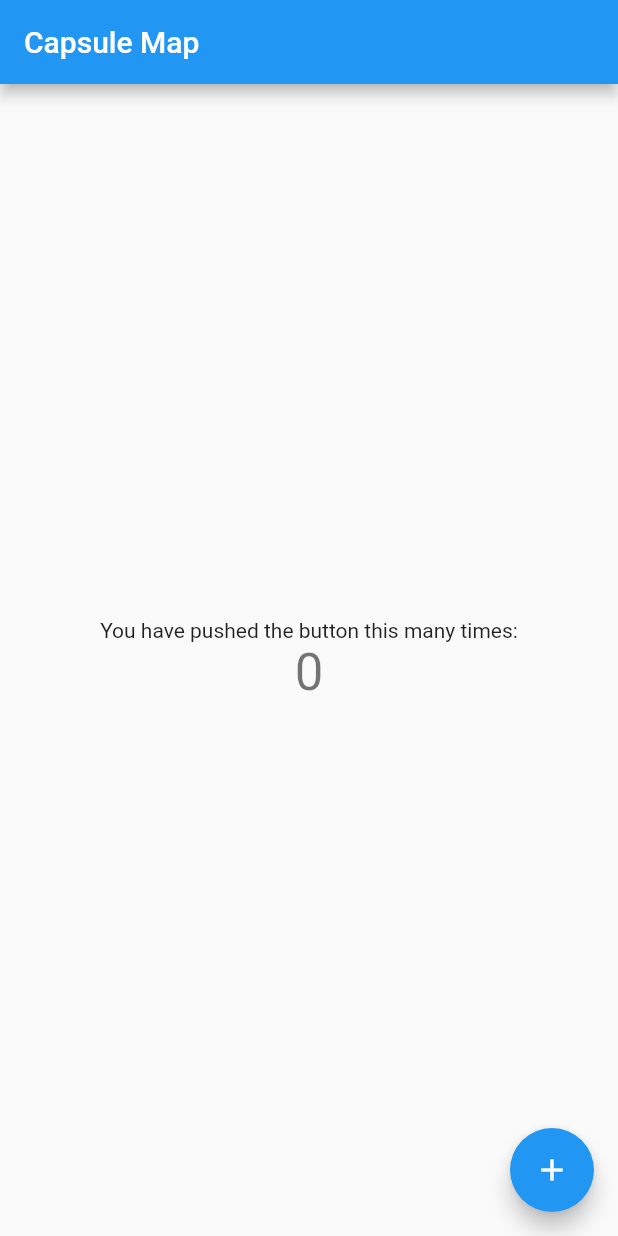
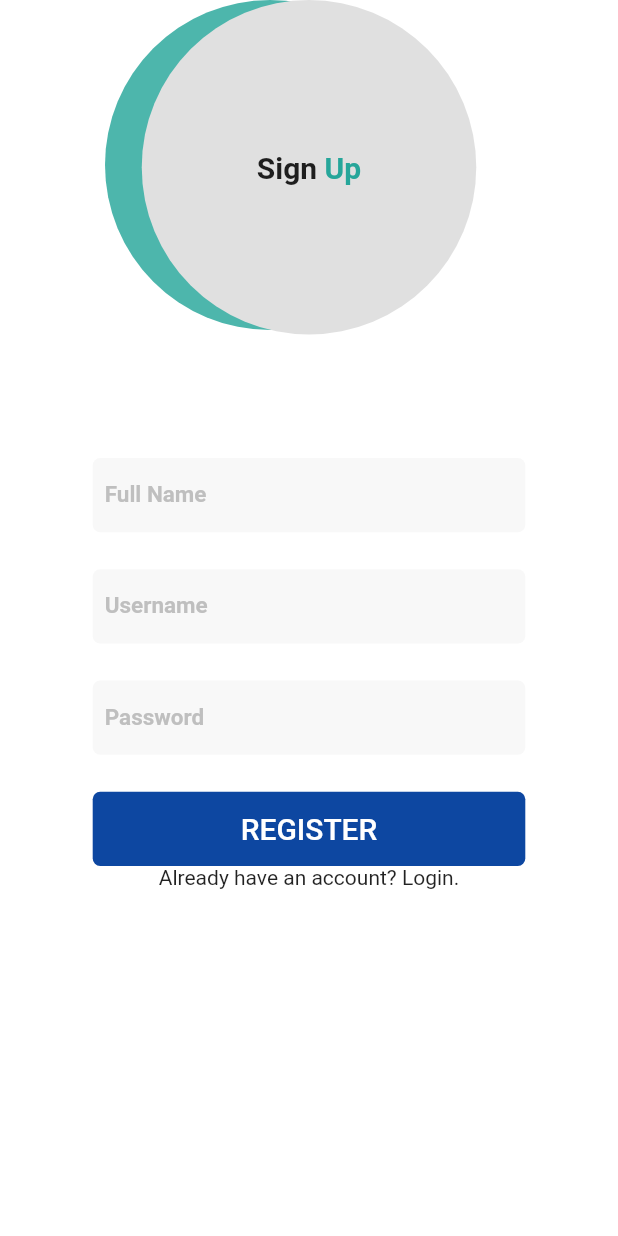
Before and after one commit to YuanSamuel/capsule_map, a Flutter app: the screen it shows after launch, on a phone screen of 412 x 824 dp. Run offline on Flutter 3.47's test engine with Material 2 defaults, Android fonts, the phone set to English and light mode, and no system bars.

Commit message:
unfinished signup_screen.dart

```diff
--- a/lib/main.dart
+++ b/lib/main.dart
@@ -1,3 +1,4 @@
+import 'package:capsule_map/screens/signup_screen.dart';
 import 'package:flutter/material.dart';
 
 void main() {
@@ -8,56 +9,8 @@ class MyApp extends StatelessWidget {
   @override
   Widget build(BuildContext context) {
     return MaterialApp(
-      title: 'Flutter Demo',
-      theme: ThemeData(
-        primarySwatch: Colors.blue,
-      ),
-      home: MyHomePage(),
+      debugShowCheckedModeBanner: false,
+      home: SignUpScreen(),
     );
   }
 }
-
-class MyHomePage extends StatefulWidget {
-  MyHomePage({Key? key}) : super(key: key);
-
-  @override
-  _MyHomePageState createState() => _MyHomePageState();
-}
-
-class _MyHomePageState extends State<MyHomePage> {
-  int _counter = 0;
-
-  void _incrementCounter() {
-    setState(() {
-      _counter++;
-    });
-  }
-
-  @override
-  Widget build(BuildContext context) {
-    return Scaffold(
-      appBar: AppBar(
-        title: Text('Capsule Map'),
-      ),
-      body: Center(
-        child: Column(
-          mainAxisAlignment: MainAxisAlignment.center,
-          children: <Widget>[
-            Text(
-              'You have pushed the button this many times:',
-            ),
-            Text(
-              '$_counter',
-              style: Theme.of(context).textTheme.headline4,
-            ),
-          ],
-        ),
-      ),
-      floatingActionButton: FloatingActionButton(
-        onPressed: _incrementCounter,
-        tooltip: 'Increment',
-        child: Icon(Icons.add),
-      ),
-    );
-  }
-}
--- /dev/null
+++ b/lib/screens/signup_screen.dart
@@ -0,0 +1,203 @@
+import 'package:flutter/material.dart';
+import 'package:flutter/rendering.dart';
+import 'package:flutter/widgets.dart';
+
+class SignUpScreen extends StatefulWidget {
+  @override
+  _SignUpScreenState createState() => _SignUpScreenState();
+}
+
+class _SignUpScreenState extends State<SignUpScreen> {
+  @override
+  Widget build(BuildContext context) {
+    double height = MediaQuery.of(context).size.height;
+    double width = MediaQuery.of(context).size.width;
+    return Scaffold(
+      backgroundColor: Colors.white,
+      body: SafeArea(
+        child: Column(
+          mainAxisAlignment: MainAxisAlignment.start,
+          children: [
+            Stack(
+              children: [
+                Positioned(
+                  left: 70.0,
+                  child: Container(
+                    padding: EdgeInsets.all(110.0),
+                    decoration: BoxDecoration(
+                      color: Colors.teal[300],
+                      shape: BoxShape.circle,
+                    ),
+                  ),
+                ),
+                Container(
+                    padding: EdgeInsets.all(100.0),
+                    decoration: BoxDecoration(
+                      color: Colors.grey[300],
+                      shape: BoxShape.circle,
+                    ),
+                    child: Center(
+                      child: Row(
+                        mainAxisAlignment: MainAxisAlignment.center,
+                        children: [
+                          Text(
+                            'Sign',
+                            style: TextStyle(
+                              fontSize: 20.0,
+                              fontWeight: FontWeight.w700,
+                            ),
+                          ),
+                          Text(
+                            ' Up',
+                            style: TextStyle(
+                              color: Colors.teal[400],
+                              fontSize: 20.0,
+                              fontWeight: FontWeight.w700,
+                            ),
+                          ),
+                        ],
+                      ),
+                    )),
+              ],
+            ),
+            SizedBox(
+              height: height * 0.1,
+            ),
+            Container(
+              width: width * 0.7,
+              child: Column(
+                crossAxisAlignment: CrossAxisAlignment.center,
+                children: [
+                  Container(
+                    decoration: BoxDecoration(
+                      color: Color(0xffF8F8F8),
+                      borderRadius: BorderRadius.circular(5.0),
+                    ),
+                    height: height * 0.06,
+                    width: width * 0.7,
+                    child: Padding(
+                      padding: const EdgeInsets.all(8.0),
+                      child: Center(
+                        child: TextFormField(
+                          decoration: InputDecoration(
+                            border: InputBorder.none,
+                            hintText: 'Full Name',
+                            hintStyle: TextStyle(
+                              fontSize: 15.0,
+                              fontWeight: FontWeight.w600,
+                              color: Color(0xffbfbfbf),
+                            ),
+                          ),
+                        ),
+                      ),
+                    ),
+                  ),
+                ],
+              ),
+            ),
+            SizedBox(
+              height: height * 0.03,
+            ),
+            Container(
+              width: width * 0.7,
+              child: Column(
+                crossAxisAlignment: CrossAxisAlignment.center,
+                children: [
+                  Container(
+                    decoration: BoxDecoration(
+                      color: Color(0xffF8F8F8),
+                      borderRadius: BorderRadius.circular(5.0),
+                    ),
+                    height: height * 0.06,
+                    width: width * 0.7,
+                    child: Padding(
+                      padding: const EdgeInsets.all(8.0),
+                      child: Center(
+                        child: TextFormField(
+                          decoration: InputDecoration(
+                            border: InputBorder.none,
+                            hintText: 'Username',
+                            hintStyle: TextStyle(
+                              fontSize: 15.0,
+                              fontWeight: FontWeight.w600,
+                              color: Color(0xffbfbfbf),
+                            ),
+                          ),
+                        ),
+                      ),
+                    ),
+                  ),
+                ],
+              ),
+            ),
+            SizedBox(
+              height: height * 0.03,
+            ),
+            Container(
+              width: width * 0.7,
+              child: Column(
+                crossAxisAlignment: CrossAxisAlignment.center,
+                children: [
+                  Container(
+                    decoration: BoxDecoration(
+                      color: Color(0xffF8F8F8),
+                      borderRadius: BorderRadius.circular(5.0),
+                    ),
+                    height: height * 0.06,
+                    width: width * 0.7,
+                    child: Padding(
+                      padding: const EdgeInsets.all(8.0),
+                      child: Center(
+                        child: TextFormField(
+                          decoration: InputDecoration(
+                            border: InputBorder.none,
+                            hintText: 'Password',
+                            hintStyle: TextStyle(
+                              fontSize: 15.0,
+                              fontWeight: FontWeight.w600,
+                              color: Color(0xffbfbfbf),
+                            ),
+                          ),
+                        ),
+                      ),
+                    ),
+                  ),
+                ],
+              ),
+            ),
+            SizedBox(
+              height: height * 0.03,
+            ),
+            Container(
+              height: height * 0.06,
+              width: width * 0.7,
+              decoration: BoxDecoration(
+                borderRadius: BorderRadius.circular(5.0),
+                color: Colors.blue[900],
+              ),
+              child: Center(
+                child: Text(
+                  'REGISTER',
+                  style: TextStyle(
+                    color: Colors.white,
+                    fontSize: 20.0,
+                    fontWeight: FontWeight.w500,
+                  ),
+                ),
+              ),
+            ),
+            Container(
+              width: width * 0.7,
+              child: Row(
+                mainAxisAlignment: MainAxisAlignment.center,
+                children: [
+                  Text('Already have an account? Login.'),
+                ],
+              ),
+            )
+          ],
+        ),
+      ),
+    );
+  }
+}
```
Also changed, not shown: pubspec.lock.
